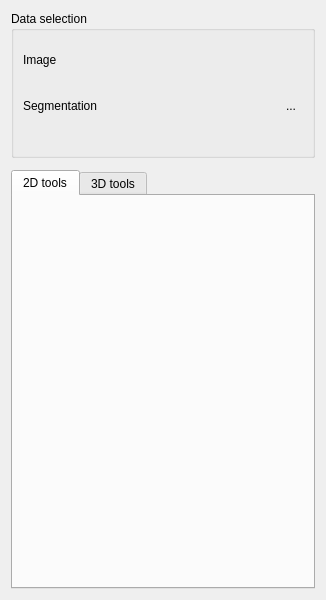
This is Plugins/org.mitk.gui.qt.segmentation/src/internal/QmitkSegmentationViewControls.ui in MITK/MITK as Qt 5 draws it before an edit. The edited form follows.
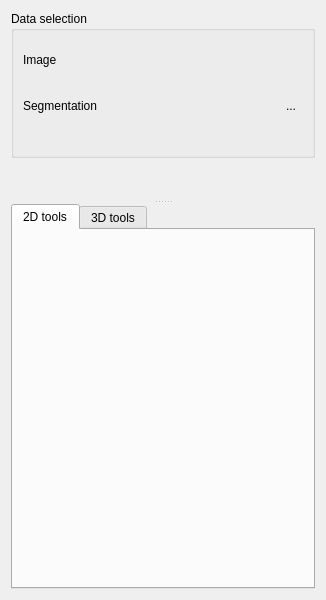
This is the edited form. Icons and pictures are not drawn. Custom widgets are drawn as their Qt base class.

Commit message: Add splitter to QmitkSegmentationView to allow the control of the size of label manager and tool panel

Diff of the .ui file:
```diff
--- a/Plugins/org.mitk.gui.qt.segmentation/src/internal/QmitkSegmentationViewControls.ui
+++ b/Plugins/org.mitk.gui.qt.segmentation/src/internal/QmitkSegmentationViewControls.ui
@@ -121,16 +121,18 @@
     </widget>
    </item>
    <item>
+    <widget class="QSplitter" name="splitter">
+      <property name="orientation">
+        <enum>Qt::Vertical</enum>
+      </property>
     <widget class="QmitkMultiLabelManager" name="multiLabelWidget" native="true">
      <property name="sizePolicy">
-      <sizepolicy hsizetype="Minimum" vsizetype="Maximum">
+		  <sizepolicy hsizetype="Minimum" vsizetype="Expanding">
        <horstretch>0</horstretch>
        <verstretch>1</verstretch>
       </sizepolicy>
      </property>
     </widget>
-   </item>
-   <item>
     <widget class="QTabWidget" name="tabWidgetSegmentationTools">
      <property name="sizePolicy">
       <sizepolicy hsizetype="Preferred" vsizetype="Expanding">
@@ -276,6 +278,7 @@
         </spacer>
        </item>
       </layout>
+		 </widget>
      </widget>
     </widget>
    </item>
```
Lines whose indentation alone changed are shown as unchanged. The commit also changes 2 other files.
